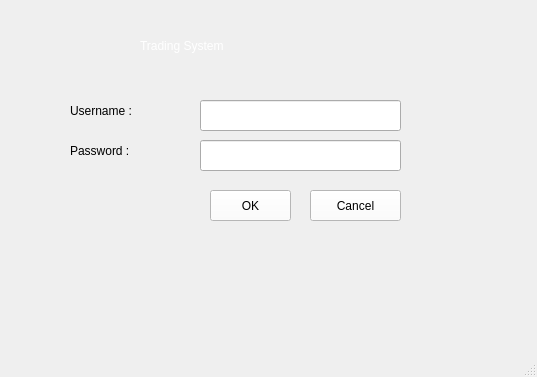
This is traderApp/mainwindow.ui in NanduHasaranga/flower-trading-system-solo as Qt 5 draws it before an edit. The edited form follows.
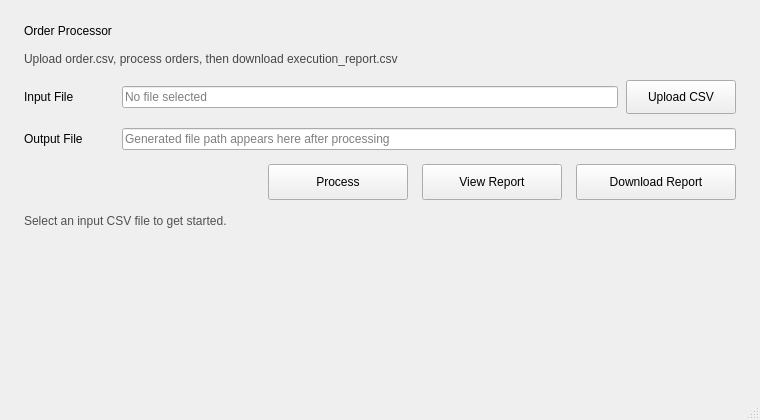
This is the edited form. Icons and pictures are not drawn.

Commit message: Implemented gui for the app

```diff
--- a/traderApp/mainwindow.ui
+++ b/traderApp/mainwindow.ui
@@ -6,140 +6,206 @@
    <rect>
     <x>0</x>
     <y>0</y>
-    <width>537</width>
-    <height>377</height>
+    <width>760</width>
+    <height>420</height>
    </rect>
   </property>
   <property name="windowTitle">
-   <string>Trader App</string>
-  </property>
-  <property name="styleSheet">
-   <string notr="true">background-image: url(:/resources/img/background1.png);</string>
+   <string>Flower Trading System</string>
   </property>
   <widget class="QWidget" name="centralwidget">
-   <widget class="QLabel" name="label">
-    <property name="geometry">
-     <rect>
-      <x>140</x>
-      <y>0</y>
-      <width>251</width>
-      <height>91</height>
-     </rect>
+   <layout class="QVBoxLayout" name="verticalLayout">
+    <property name="leftMargin">
+     <number>24</number>
     </property>
-    <property name="styleSheet">
-     <string notr="true">QLabel{
-	font: 700 25pt &quot;Segoe UI&quot;;
-	color: rgb(255, 255, 255);
-}</string>
+    <property name="topMargin">
+     <number>24</number>
     </property>
-    <property name="text">
-     <string>Trading System </string>
+    <property name="rightMargin">
+     <number>24</number>
     </property>
-   </widget>
-   <widget class="QLabel" name="label_2">
-    <property name="geometry">
-     <rect>
-      <x>70</x>
-      <y>100</y>
-      <width>111</width>
-      <height>21</height>
-     </rect>
+    <property name="bottomMargin">
+     <number>24</number>
     </property>
-    <property name="styleSheet">
-     <string notr="true">font: 700 16pt &quot;Segoe UI&quot;;</string>
+    <property name="spacing">
+     <number>14</number>
     </property>
-    <property name="text">
-     <string>Username :</string>
-    </property>
-   </widget>
-   <widget class="QLabel" name="label_3">
-    <property name="geometry">
-     <rect>
-      <x>70</x>
-      <y>140</y>
-      <width>121</width>
-      <height>21</height>
-     </rect>
-    </property>
-    <property name="styleSheet">
-     <string notr="true">QLabel{
-	font: 700 16pt &quot;Segoe UI&quot;;
-}</string>
-    </property>
-    <property name="text">
-     <string>Password :</string>
-    </property>
-   </widget>
-   <widget class="QLineEdit" name="lineEdit">
-    <property name="geometry">
-     <rect>
-      <x>200</x>
-      <y>100</y>
-      <width>201</width>
-      <height>31</height>
-     </rect>
-    </property>
-    <property name="styleSheet">
-     <string notr="true">QLineEdit{
-	font: 16pt &quot;Segoe UI&quot;;
-}</string>
-    </property>
-   </widget>
-   <widget class="QLineEdit" name="lineEdit_2">
-    <property name="geometry">
-     <rect>
-      <x>200</x>
-      <y>140</y>
-      <width>201</width>
-      <height>31</height>
-     </rect>
-    </property>
-    <property name="styleSheet">
-     <string notr="true">QLineEdit{
-	font: 16pt &quot;Segoe UI&quot;;
-}</string>
-    </property>
-   </widget>
-   <widget class="QPushButton" name="btnOk">
-    <property name="geometry">
-     <rect>
-      <x>210</x>
-      <y>190</y>
-      <width>81</width>
-      <height>31</height>
-     </rect>
-    </property>
-    <property name="styleSheet">
-     <string notr="true">QPushButton{
-	font: 700 16pt &quot;Segoe UI&quot;;
-	background-color: rgb(255, 255, 255);
-	color: rgb(0, 0, 0);
-}</string>
-    </property>
-    <property name="text">
-     <string>OK</string>
-    </property>
-   </widget>
-   <widget class="QPushButton" name="btnCancel">
-    <property name="geometry">
-     <rect>
-      <x>310</x>
-      <y>190</y>
-      <width>91</width>
-      <height>31</height>
-     </rect>
-    </property>
-    <property name="styleSheet">
-     <string notr="true">QPushButton{
-	background-color: rgb(255, 255, 255);
-	font: 700 16pt &quot;Segoe UI&quot;;
-	color: rgb(0, 0, 0);
-}</string>
-    </property>
-    <property name="text">
-     <string>Cancel</string>
-    </property>
-   </widget>
+    <item>
+     <widget class="QLabel" name="titleLabel">
+      <property name="styleSheet">
+       <string notr="true">font: 700 22pt &quot;Segoe UI&quot;;</string>
+      </property>
+      <property name="text">
+       <string>Order Processor</string>
+      </property>
+     </widget>
+    </item>
+    <item>
+     <widget class="QLabel" name="subtitleLabel">
+      <property name="styleSheet">
+       <string notr="true">font: 11pt &quot;Segoe UI&quot;; color: rgb(70, 70, 70);</string>
+      </property>
+      <property name="text">
+       <string>Upload order.csv, process orders, then download execution_report.csv</string>
+      </property>
+     </widget>
+    </item>
+    <item>
+     <layout class="QHBoxLayout" name="inputRowLayout">
+      <property name="spacing">
+       <number>8</number>
+      </property>
+      <item>
+       <widget class="QLabel" name="inputLabel">
+        <property name="minimumSize">
+         <size>
+          <width>90</width>
+          <height>0</height>
+         </size>
+        </property>
+        <property name="text">
+         <string>Input File</string>
+        </property>
+       </widget>
+      </item>
+      <item>
+       <widget class="QLineEdit" name="inputPathEdit">
+        <property name="readOnly">
+         <bool>true</bool>
+        </property>
+        <property name="placeholderText">
+         <string>No file selected</string>
+        </property>
+       </widget>
+      </item>
+      <item>
+       <widget class="QPushButton" name="btnUpload">
+        <property name="minimumSize">
+         <size>
+          <width>110</width>
+          <height>34</height>
+         </size>
+        </property>
+        <property name="text">
+         <string>Upload CSV</string>
+        </property>
+       </widget>
+      </item>
+     </layout>
+    </item>
+    <item>
+     <layout class="QHBoxLayout" name="outputRowLayout">
+      <property name="spacing">
+       <number>8</number>
+      </property>
+      <item>
+       <widget class="QLabel" name="outputLabel">
+        <property name="minimumSize">
+         <size>
+          <width>90</width>
+          <height>0</height>
+         </size>
+        </property>
+        <property name="text">
+         <string>Output File</string>
+        </property>
+       </widget>
+      </item>
+      <item>
+       <widget class="QLineEdit" name="outputPathEdit">
+        <property name="readOnly">
+         <bool>true</bool>
+        </property>
+        <property name="placeholderText">
+         <string>Generated file path appears here after processing</string>
+        </property>
+       </widget>
+      </item>
+     </layout>
+    </item>
+    <item>
+     <layout class="QHBoxLayout" name="buttonsLayout">
+      <item>
+       <spacer name="horizontalSpacer">
+        <property name="orientation">
+         <enum>Qt::Horizontal</enum>
+        </property>
+        <property name="sizeHint" stdset="0">
+         <size>
+          <width>40</width>
+          <height>20</height>
+         </size>
+        </property>
+       </spacer>
+      </item>
+      <item>
+       <widget class="QPushButton" name="btnProcess">
+        <property name="minimumSize">
+         <size>
+          <width>140</width>
+          <height>36</height>
+         </size>
+        </property>
+        <property name="text">
+         <string>Process</string>
+        </property>
+       </widget>
+      </item>
+            <item>
+             <widget class="QPushButton" name="btnViewReport">
+                <property name="minimumSize">
+                 <size>
+                    <width>140</width>
+                    <height>36</height>
+                 </size>
+                </property>
+                <property name="text">
+                 <string>View Report</string>
+                </property>
+             </widget>
+            </item>
+      <item>
+       <widget class="QPushButton" name="btnDownload">
+        <property name="minimumSize">
+         <size>
+          <width>160</width>
+          <height>36</height>
+         </size>
+        </property>
+        <property name="text">
+         <string>Download Report</string>
+        </property>
+       </widget>
+      </item>
+     </layout>
+    </item>
+    <item>
+     <widget class="QLabel" name="statusLabel">
+      <property name="styleSheet">
+       <string notr="true">font: 10pt &quot;Segoe UI&quot;; color: rgb(80, 80, 80);</string>
+      </property>
+      <property name="text">
+       <string>Select an input CSV file to get started.</string>
+      </property>
+      <property name="wordWrap">
+       <bool>true</bool>
+      </property>
+     </widget>
+    </item>
+    <item>
+     <spacer name="verticalSpacer">
+      <property name="orientation">
+       <enum>Qt::Vertical</enum>
+      </property>
+      <property name="sizeHint" stdset="0">
+       <size>
+        <width>20</width>
+        <height>40</height>
+       </size>
+      </property>
+     </spacer>
+    </item>
+   </layout>
   </widget>
   <widget class="QMenuBar" name="menubar">
    <property name="geometry">
```
Left out of the diff: 4 changed lines with no effect on the pictures.
